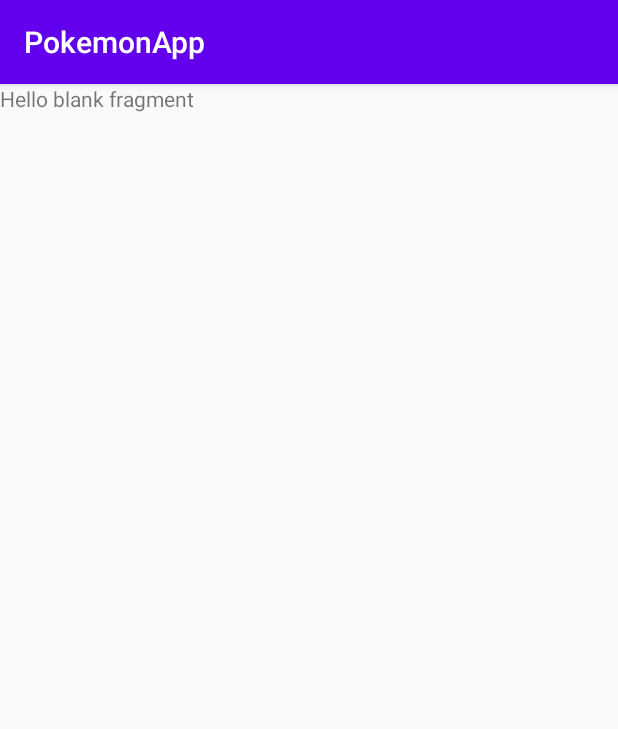
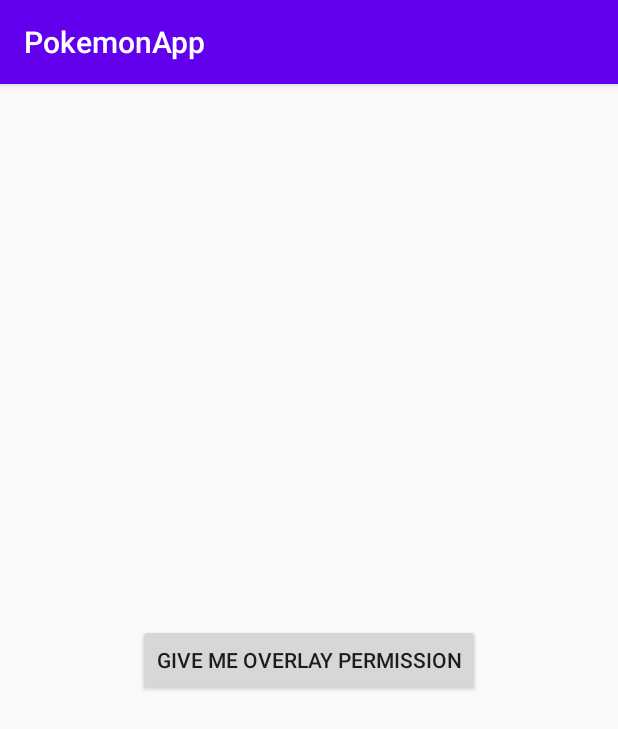
Before and after one commit to DilanATA/PokemonApp, an Android app: the screen it shows after launch (MainActivity), on a phone screen of 412 x 824 dp. Shown: the top 729 px of the screen. Run offline under Robolectric (Android 15) with nearby library versions, the phone set to English and light mode, and no system bars; our stand-ins replace Dagger/Hilt's generated code, Timber, data binding.

Commit message:
detail page added

```diff
--- a/app/src/main/java/com/dilanata/pokemonapp/ui/overlayPermission/OverlayPermissionFragment.kt
+++ b/app/src/main/java/com/dilanata/pokemonapp/ui/overlayPermission/OverlayPermissionFragment.kt
@@ -12,7 +12,9 @@ import androidx.fragment.app.Fragment
 import com.dilanata.pokemonapp.R
 import com.dilanata.pokemonapp.base.BaseFragment
 import com.dilanata.pokemonapp.databinding.FragmentOverlayPermissionBinding
+import com.dilanata.pokemonapp.extension.navigateSafe
 import com.dilanata.pokemonapp.service.ForegroundService
+import com.dilanata.pokemonapp.ui.pokemons.adapter.OnClickListener
 import dagger.hilt.android.AndroidEntryPoint
 import kotlinx.coroutines.ExperimentalCoroutinesApi
 import kotlinx.coroutines.FlowPreview
@@ -25,8 +27,10 @@ class OverlayPermissionFragment : BaseFragment<FragmentOverlayPermissionBinding>
 
     override fun onViewCreated(view: View, savedInstanceState: Bundle?) {
         super.onViewCreated(view, savedInstanceState)
-        checkOverlayPermission()
-        startService()
+        binding.btnOverlay.setOnClickListener {
+                checkOverlayPermission()
+                startService()
+        }
     }
     // method for starting the service
     fun startService() {
@@ -36,7 +40,8 @@ class OverlayPermissionFragment : BaseFragment<FragmentOverlayPermissionBinding>
             if (Settings.canDrawOverlays(requireContext())) {
                 // start the service based on the android version
                 if (Build.VERSION.SDK_INT >= Build.VERSION_CODES.O) {
-                    startForegroundService(requireContext(), Intent(requireContext(), ForegroundService::class.java))
+                    navigateSafe(R.id.action_overlayPermissionFragment_to_pokemonsFragment)
+                  //  startForegroundService(requireContext(), Intent(requireContext(), ForegroundService::class.java))
                 } else {
                     startService()
                 }
--- a/app/src/main/java/com/dilanata/pokemonapp/ui/pokemons/PokemonsFragment.kt
+++ b/app/src/main/java/com/dilanata/pokemonapp/ui/pokemons/PokemonsFragment.kt
@@ -14,6 +14,7 @@ import com.dilanata.pokemonapp.data.Status
 import com.dilanata.pokemonapp.databinding.FragmentPokemonsBinding
 import com.dilanata.pokemonapp.extension.hide
 import com.dilanata.pokemonapp.extension.makeToast
+import com.dilanata.pokemonapp.extension.navigateSafe
 import com.dilanata.pokemonapp.extension.show
 import com.dilanata.pokemonapp.ui.pokemons.adapter.OnClickListener
 import com.dilanata.pokemonapp.ui.pokemons.adapter.PokemonAdapter
@@ -77,6 +78,7 @@ OnClickListener{
     }
     override fun onClickForDetail(pokemonResult: Result) {
         makeToast(pokemonResult.name!!)
+        navigateSafe(R.id.action_pokemonsFragment_to_pokemonDetailFragment)
     }
 
 }
--- a/app/src/main/res/layout/fragment_overlay_permission.xml
+++ b/app/src/main/res/layout/fragment_overlay_permission.xml
@@ -2,15 +2,17 @@
 <layout xmlns:android="http://schemas.android.com/apk/res/android"
     xmlns:tools="http://schemas.android.com/tools"
     tools:context=".ui.overlayPermission.OverlayPermissionFragment">
-<FrameLayout
-    android:layout_width="match_parent"
-    android:layout_height="match_parent"
-    >
 
-    <TextView
+    <RelativeLayout
         android:layout_width="match_parent"
-        android:layout_height="match_parent"
-        android:text="@string/hello_blank_fragment" />
+        android:layout_height="match_parent">
 
-</FrameLayout>
+        <Button
+            android:id="@+id/btn_overlay"
+            android:layout_width="wrap_content"
+            android:layout_height="wrap_content"
+            android:layout_centerInParent="true"
+            android:text="@string/give_me_overlay_permission" />
+
+    </RelativeLayout>
 </layout>
--- a/app/src/main/res/navigation/nav_graph.xml
+++ b/app/src/main/res/navigation/nav_graph.xml
@@ -9,7 +9,11 @@
         android:id="@+id/pokemonsFragment"
         android:name="com.dilanata.pokemonapp.ui.pokemons.PokemonsFragment"
         android:label="fragment_pokemons"
-        tools:layout="@layout/fragment_pokemons" />
+        tools:layout="@layout/fragment_pokemons" >
+        <action
+            android:id="@+id/action_pokemonsFragment_to_pokemonDetailFragment"
+            app:destination="@id/pokemonDetailFragment" />
+    </fragment>
     <fragment
         android:id="@+id/overlayPermissionFragment"
         android:name="com.dilanata.pokemonapp.ui.overlayPermission.OverlayPermissionFragment"
@@ -19,4 +23,8 @@
             android:id="@+id/action_overlayPermissionFragment_to_pokemonsFragment"
             app:destination="@id/pokemonsFragment" />
     </fragment>
+    <fragment
+        android:id="@+id/pokemonDetailFragment"
+        android:name="com.dilanata.pokemonapp.ui.pokemonDetail.PokemonDetailFragment"
+        android:label="PokemonDetailFragment" />
 </navigation>
--- a/app/src/main/res/values/colors.xml
+++ b/app/src/main/res/values/colors.xml
@@ -7,4 +7,7 @@
     <color name="teal_700">#FF018786</color>
     <color name="black">#FF000000</color>
     <color name="white">#FFFFFFFF</color>
+    <color name="colorPrimary">#6200EE</color>
+    <color name="colorPrimaryDark">#3700B3</color>
+    <color name="colorAccent">#03DAC5</color>
 </resources>
--- a/app/src/main/res/values/strings.xml
+++ b/app/src/main/res/values/strings.xml
@@ -2,4 +2,6 @@
     <string name="app_name">PokemonApp</string>
     <!-- TODO: Remove or change this placeholder text -->
     <string name="hello_blank_fragment">Hello blank fragment</string>
+    <string name="give_me_overlay_permission">GIVE ME OVERLAY PERMISSION</string>
+    <string name="show_pokemon_in_overlay">SHOW POKEMON IN OVERLAY</string>
 </resources>
```
Also changed, not shown: app/src/main/java/com/dilanata/pokemonapp/binding/ViewBinding.kt (added, +34 -0 lines), app/src/main/java/com/dilanata/pokemonapp/ui/pokemonDetail/PokemonDetailFragment.kt (added, +33 -0 lines), app/src/main/res/anim/push_down.xml (added, +20 -0 lines), app/src/main/res/anim/push_in.xml (added, +8 -0 lines), app/src/main/res/drawable/ic_cancel.xml (added, +10 -0 lines), app/src/main/res/layout/fragment_pokemon_detail.xml (added, +61 -0 lines), app/src/main/res/layout/fragment_pokemons.xml (+1 -12 lines).
